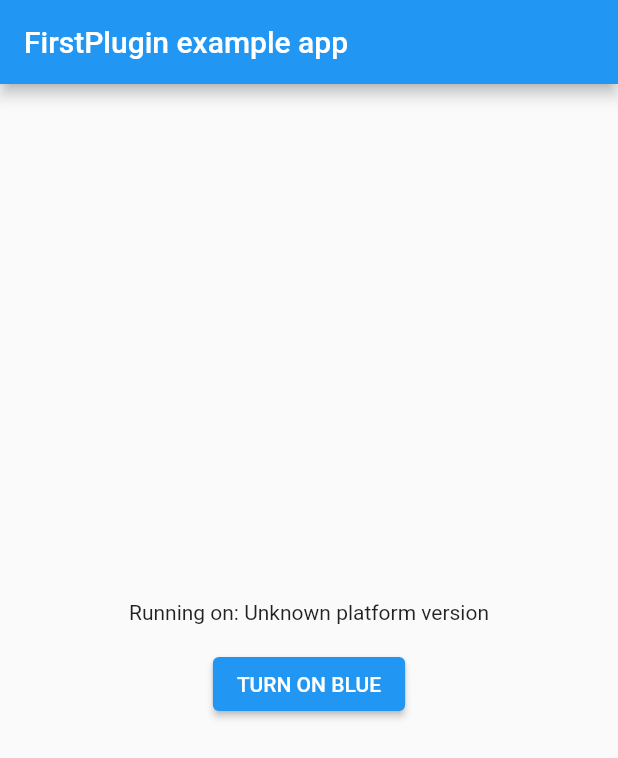
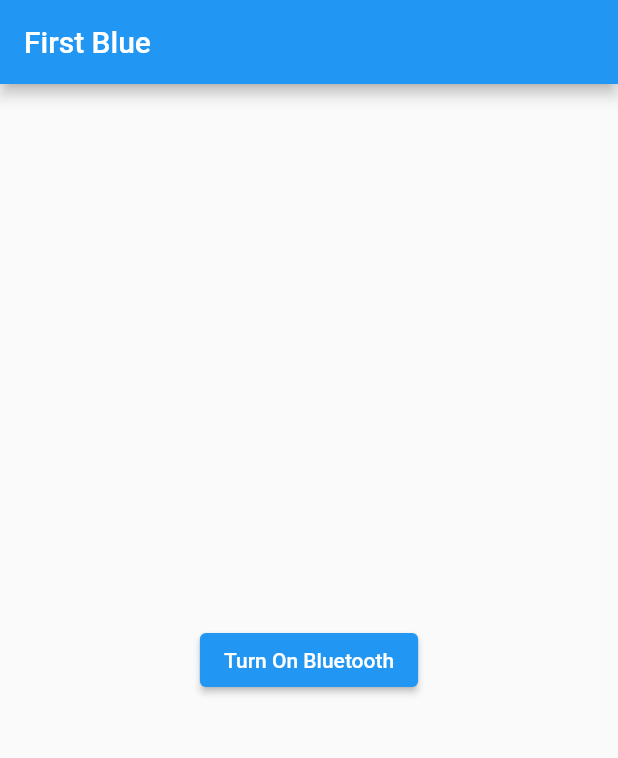
Before and after one commit to kausikMR/first_blue, a Flutter app: the screen it shows after launch, on a phone screen of 412 x 824 dp. Shown: the top 758 px of the screen. Run offline on Flutter 3.47's test engine with Material 2 defaults, Android fonts, the phone set to English and light mode, and no system bars.

Commit message:
refact: remove unnecessary code and add discovery sample page

```diff
--- /dev/null
+++ b/example/lib/discovery.dart
@@ -0,0 +1,61 @@
+import 'package:first_blue/first_blue.dart';
+import 'package:flutter/material.dart';
+
+class DiscoveryPage extends StatefulWidget {
+  const DiscoveryPage({Key? key}) : super(key: key);
+
+  @override
+  State<DiscoveryPage> createState() => _DiscoveryPageState();
+}
+
+class _DiscoveryPageState extends State<DiscoveryPage> {
+  final firstBlue = FirstBlue.instance;
+
+  @override
+  void initState() {
+    super.initState();
+  }
+
+  @override
+  Widget build(BuildContext context) {
+    return Scaffold(
+      appBar: AppBar(
+        title: const Text('First Blue'),
+      ),
+      body: StreamBuilder<bool>(
+        stream: firstBlue.blueStateStream(),
+        builder: (context, snap) {
+          final isOn = snap.data ?? false;
+          if (!isOn) {
+            return bluetoothTurnedOff();
+          }
+          return discoveryListView();
+        },
+      ),
+    );
+  }
+
+  Widget bluetoothTurnedOff() {
+    return Center(
+      child: ElevatedButton(
+        child: const Text(
+          'Turn On Bluetooth',
+        ),
+        onPressed: () {
+          firstBlue.turnOnBlue();
+        },
+      ),
+    );
+  }
+
+  Widget discoveryListView() {
+    return ListView.builder(
+      itemCount: 10,
+      itemBuilder: (context, index) {
+        return ListTile(
+          title: Text('Device $index'),
+        );
+      },
+    );
+  }
+}
--- a/example/lib/main.dart
+++ b/example/lib/main.dart
@@ -1,8 +1,5 @@
+import 'package:first_blue_example/discovery.dart';
 import 'package:flutter/material.dart';
-import 'dart:async';
-
-import 'package:flutter/services.dart';
-import 'package:first_blue/first_blue.dart';
 
 void main() {
   WidgetsFlutterBinding.ensureInitialized();
@@ -17,64 +14,16 @@ class MyApp extends StatefulWidget {
 }
 
 class _MyAppState extends State<MyApp> {
-  String _platformVersion = 'Unknown';
-  final _firstBluePlugin = FirstBlue();
 
   @override
   void initState() {
     super.initState();
-    initPlatformState();
-    _firstBluePlugin.bluetoothStateStream.listen((event) {
-      debugPrint('bluetoothStateStream: $event');
-    });
-  }
-
-  Future<void> initPlatformState() async {
-    String platformVersion;
-    try {
-      platformVersion = await _firstBluePlugin.getPlatformVersion() ?? 'Unknown platform version';
-    } on PlatformException {
-      platformVersion = 'Failed to get platform version.';
-    }
-    if (!mounted) return;
-
-    setState(() {
-      _platformVersion = platformVersion;
-    });
   }
 
   @override
   Widget build(BuildContext context) {
-    return MaterialApp(
-      home: Scaffold(
-        appBar: AppBar(
-          title: const Text('FirstPlugin example app'),
-        ),
-        body: Center(
-          child: Column(
-            mainAxisAlignment: MainAxisAlignment.center,
-            children: [
-              Text('Running on: $_platformVersion\n'),
-              StreamBuilder<bool>(
-                stream: _firstBluePlugin.bluetoothStateStream,
-                builder: (context, snap) {
-                  final isOn = snap.data ?? false;
-                  return ElevatedButton(
-                    child: Text('TURN ${isOn ? 'OFF' : 'ON'} BLUE'),
-                    onPressed: () {
-                      if (isOn) {
-                        _firstBluePlugin.turnOffBluetooth();
-                      } else {
-                        _firstBluePlugin.turnOnBluetooth();
-                      }
-                    },
-                  );
-                },
-              ),
-            ],
-          ),
-        ),
-      ),
+    return const MaterialApp(
+      home: DiscoveryPage()
     );
   }
 }
--- a/lib/first_blue_platform_interface.dart
+++ /dev/null
@@ -1,37 +0,0 @@
-import 'package:plugin_platform_interface/plugin_platform_interface.dart';
-
-import 'first_blue_platform_channel.dart';
-
-abstract class FirstBluePlatform extends PlatformInterface {
-
-  FirstBluePlatform() : super(token: _token);
-
-  static final Object _token = Object();
-
-  static FirstBluePlatform _instance = PlatformChannelFirstBlue();
-
-  static FirstBluePlatform get instance => _instance;
-
-  static set instance(FirstBluePlatform instance) {
-    PlatformInterface.verifyToken(instance, _token);
-    _instance = instance;
-  }
-
-  Stream<bool> get bluetoothStateStream{
-    throw UnimplementedError('bluetoothStateStream has not been implemented.');
-  }
-
-  Future<String?> getPlatformVersion() {
-    throw UnimplementedError('platformVersion() has not been implemented.');
-  }
-
-  Future<void> turnOnBluetooth() {
-    throw UnimplementedError('turnOnBluetooth() has not been implemented.');
-  }
-
-  Future<void> turnOffBluetooth() {
-    throw UnimplementedError('turnOffBluetooth() has not been implemented.');
-  }
-
-
-}
```
Also changed, not shown: lib/first_blue.dart (+27 -8 lines), lib/first_blue_platform_channel.dart (deleted, +0 -29 lines), 2 other files.
